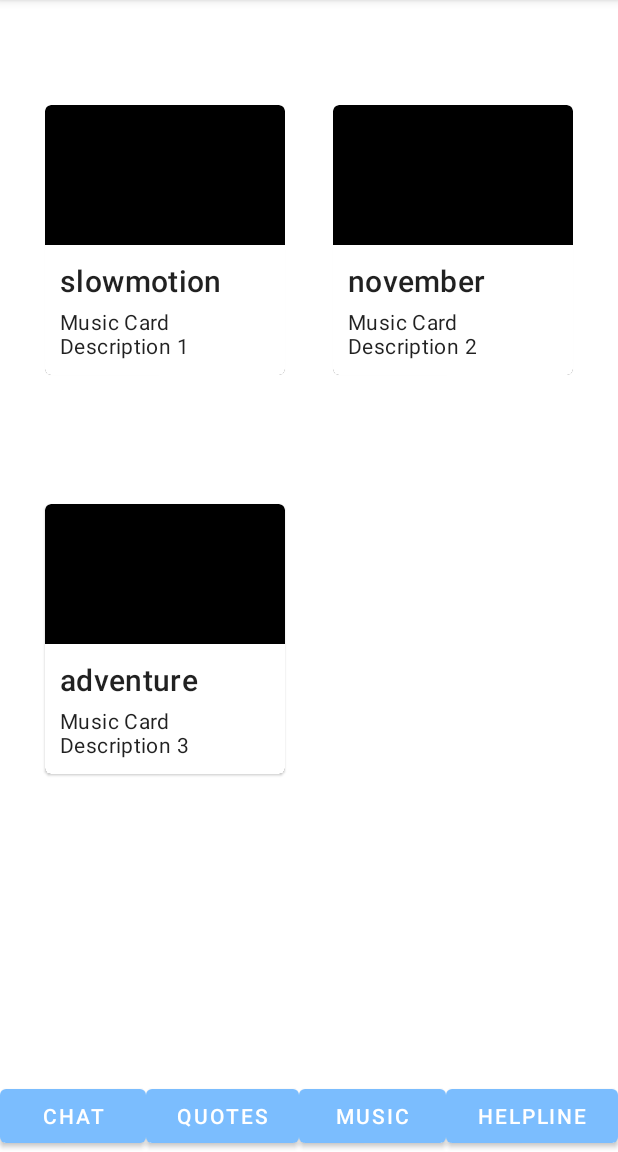
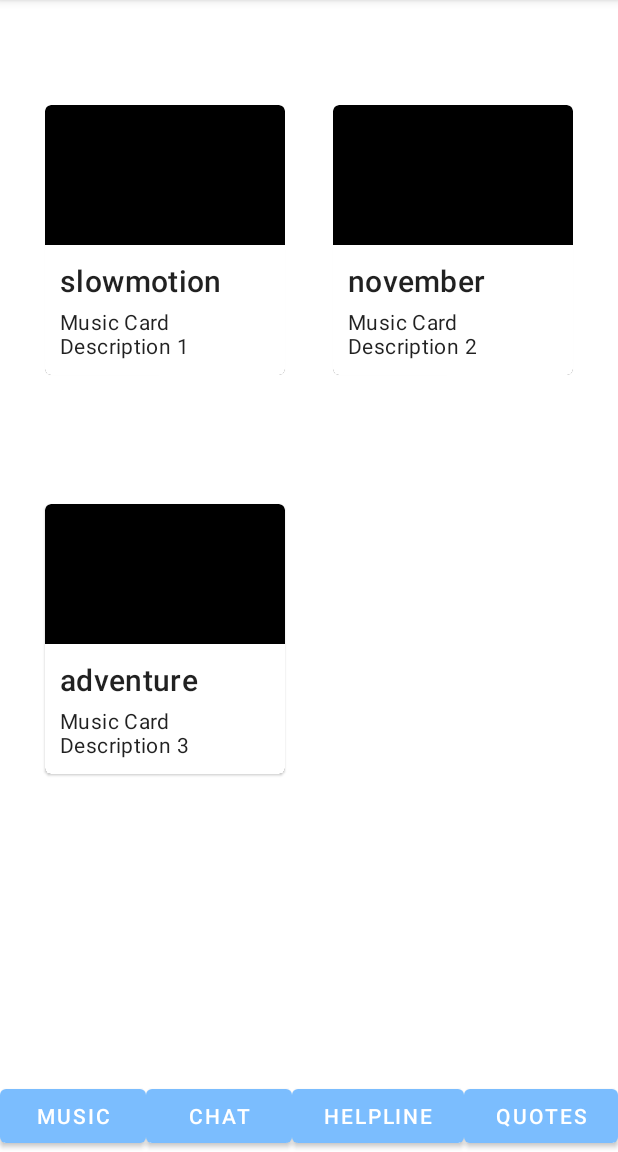
Before and after one commit to June-Han/GUTSHackathonTeam08, an Android app: the Music screen opened directly, with no data from a screen before it, on a phone screen of 412 x 824 dp, the part 84-1236 px from its top. Run offline under Robolectric (Android 15) with nearby library versions, the phone set to English and light mode, and no system bars.

Commit message:
Resolve bottom nav issues

```diff
--- a/Melody/app/src/main/res/layout/activity_music.xml
+++ b/Melody/app/src/main/res/layout/activity_music.xml
@@ -183,21 +183,15 @@
         android:gravity="bottom"
         android:orientation="horizontal">
 
-        <Button
-            android:id="@+id/button4"
-            android:layout_width="wrap_content"
-            android:layout_height="wrap_content"
+        <TableLayout
+            android:layout_width="match_parent"
+            android:layout_height="match_parent"
             android:layout_weight="1"
-            android:onClick="chatBttnFn"
-            android:text="@string/chatBttn" />
+            android:gravity="bottom">
 
-        <Button
-            android:id="@+id/button3"
-            android:layout_width="wrap_content"
-            android:layout_height="wrap_content"
-            android:layout_weight="1"
-            android:onClick="quoteBttnFn"
-            android:text="@string/quotesBttn" />
+            <TableRow
+                android:layout_width="match_parent"
+                android:layout_height="match_parent">
 
                 <Button
                     android:id="@+id/button2"
@@ -208,11 +202,31 @@
                     android:text="@string/musicBttn" />
 
                 <Button
+                    android:id="@+id/button4"
+                    android:layout_width="wrap_content"
+                    android:layout_height="wrap_content"
+                    android:layout_weight="1"
+                    android:onClick="chatBttnFn"
+                    android:text="@string/chatBttn" />
+
+                <Button
                     android:id="@+id/button"
                     android:layout_width="wrap_content"
                     android:layout_height="wrap_content"
                     android:layout_weight="1"
                     android:onClick="helplineBttnFn"
                     android:text="@string/helplineBttn" />
+
+                <Button
+                    android:id="@+id/button3"
+                    android:layout_width="wrap_content"
+                    android:layout_height="wrap_content"
+                    android:layout_weight="1"
+                    android:onClick="quoteBttnFn"
+                    android:text="@string/quotesBttn" />
+            </TableRow>
+
+        </TableLayout>
+
     </LinearLayout>
 </androidx.constraintlayout.widget.ConstraintLayout>
```
Also changed, not shown: Melody/app/src/main/res/layout/activity_main.xml (+21 -7 lines). Lines whose indentation alone changed are shown as unchanged.
